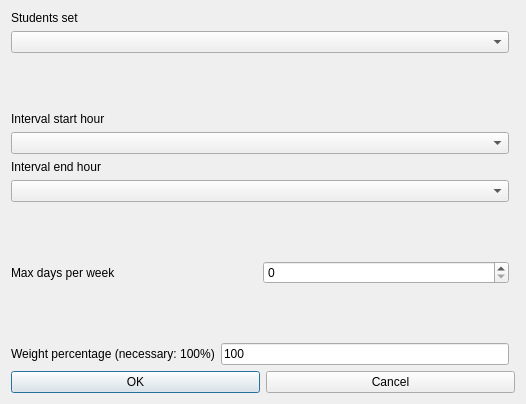
vonmecheln/fet, file fet/src/interface/modifyconstraintstudentssetmorningintervalmaxdaysperweekform_template.ui: the form before one commit.
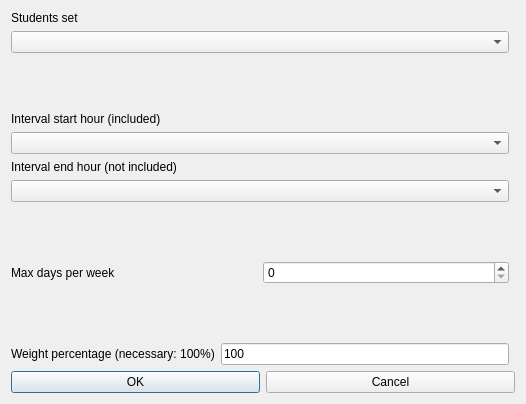
The form after the commit.

Diff of the .ui file:
```diff
--- a/fet/src/interface/modifyconstraintstudentssetmorningintervalmaxdaysperweekform_template.ui
+++ b/fet/src/interface/modifyconstraintstudentssetmorningintervalmaxdaysperweekform_template.ui
@@ -103,7 +103,7 @@
         <enum>QFrame::Plain</enum>
        </property>
        <property name="text">
-        <string>Interval start hour</string>
+        <string extracomment="This field refers to a constraint operating on a given hourly interval. The selected start hour of the interval is included (is counted) in the constraint, while the selected end hour of the interval is not included (is not counted) in the constraint.">Interval start hour (included)</string>
        </property>
        <property name="wordWrap">
         <bool>false</bool>
@@ -136,7 +136,7 @@
         <enum>QFrame::Plain</enum>
        </property>
        <property name="text">
-        <string>Interval end hour</string>
+        <string extracomment="This field refers to a constraint operating on a given hourly interval. The selected start hour of the interval is included (is counted) in the constraint, while the selected end hour of the interval is not included (is not counted) in the constraint.">Interval end hour (not included)</string>
        </property>
        <property name="wordWrap">
         <bool>false</bool>
```
